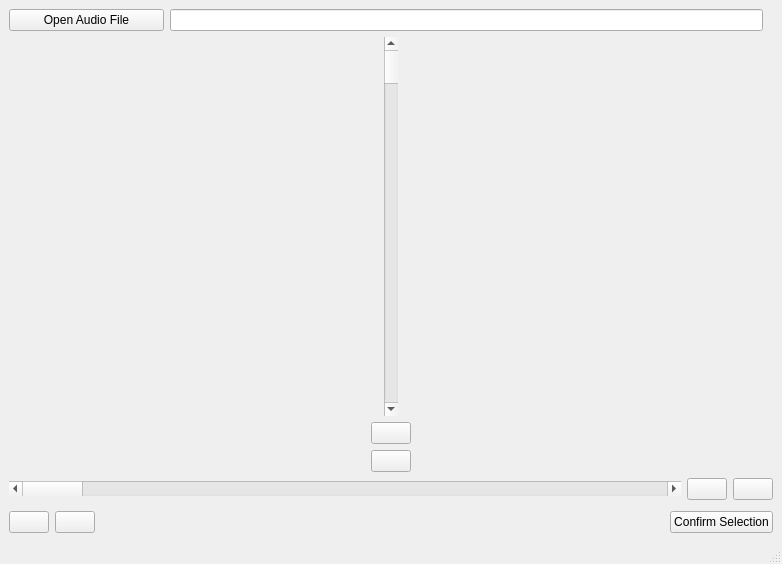
Ticopress/audioanalysis, file audioanalysis/main.ui: the form before one commit.
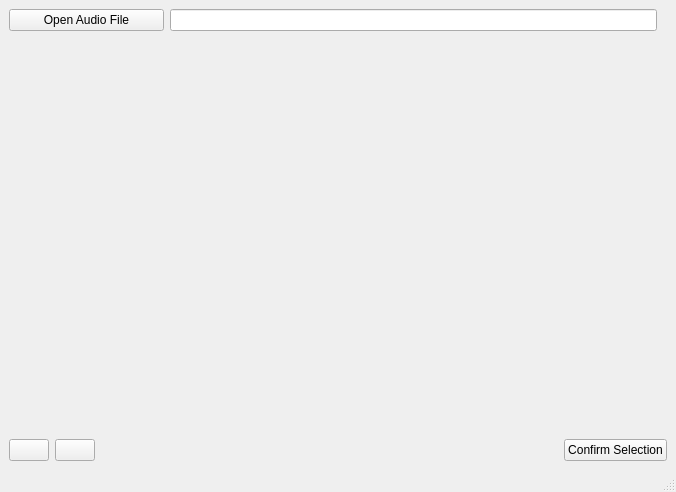
The form after the commit. Icons and pictures are not drawn.

Commit message: Remove and rename a few GUI files, namely the Qt Designer files

```diff
--- a/audioanalysis/main.ui
+++ b/audioanalysis/main.ui
@@ -6,8 +6,8 @@
    <rect>
     <x>0</x>
     <y>0</y>
-    <width>782</width>
-    <height>564</height>
+    <width>676</width>
+    <height>492</height>
    </rect>
   </property>
   <property name="sizePolicy">
@@ -80,228 +80,15 @@
        </layout>
       </item>
       <item>
-       <layout class="QVBoxLayout" name="spectr_0">
-        <item>
-         <layout class="QHBoxLayout" name="spectr_1">
-          <item>
-           <layout class="QVBoxLayout" name="spectr_y_controls">
-            <item>
-             <layout class="QHBoxLayout" name="horizontalLayout">
-              <item>
-               <spacer name="horizontalSpacer">
-                <property name="orientation">
-                 <enum>Qt::Horizontal</enum>
-                </property>
-                <property name="sizeType">
-                 <enum>QSizePolicy::Maximum</enum>
-                </property>
-                <property name="sizeHint" stdset="0">
-                 <size>
-                  <width>40</width>
-                  <height>20</height>
-                 </size>
-                </property>
-               </spacer>
-              </item>
-              <item>
-               <widget class="QScrollBar" name="spectr_vsb">
-                <property name="enabled">
-                 <bool>true</bool>
-                </property>
-                <property name="sizePolicy">
-                 <sizepolicy hsizetype="Fixed" vsizetype="Expanding">
-                  <horstretch>0</horstretch>
-                  <verstretch>0</verstretch>
-                 </sizepolicy>
-                </property>
-                <property name="baseSize">
-                 <size>
-                  <width>0</width>
-                  <height>0</height>
-                 </size>
-                </property>
-                <property name="orientation">
-                 <enum>Qt::Vertical</enum>
-                </property>
-               </widget>
-              </item>
-              <item>
-               <spacer name="horizontalSpacer_2">
-                <property name="orientation">
-                 <enum>Qt::Horizontal</enum>
-                </property>
-                <property name="sizeType">
-                 <enum>QSizePolicy::Maximum</enum>
-                </property>
-                <property name="sizeHint" stdset="0">
-                 <size>
-                  <width>40</width>
-                  <height>20</height>
-                 </size>
-                </property>
-               </spacer>
-              </item>
-             </layout>
-            </item>
-            <item>
-             <widget class="QPushButton" name="y_zoom_in">
-              <property name="sizePolicy">
-               <sizepolicy hsizetype="Fixed" vsizetype="Fixed">
-                <horstretch>0</horstretch>
-                <verstretch>0</verstretch>
-               </sizepolicy>
-              </property>
-              <property name="baseSize">
-               <size>
-                <width>0</width>
-                <height>0</height>
-               </size>
-              </property>
-              <property name="text">
-               <string/>
-              </property>
-              <property name="icon">
-               <iconset>
-                <normaloff>icons/zoom_in.png</normaloff>icons/zoom_in.png</iconset>
-              </property>
-              <property name="iconSize">
-               <size>
-                <width>16</width>
-                <height>16</height>
-               </size>
-              </property>
-             </widget>
-            </item>
-            <item>
-             <widget class="QPushButton" name="y_zoom_out">
-              <property name="sizePolicy">
-               <sizepolicy hsizetype="Fixed" vsizetype="Fixed">
-                <horstretch>0</horstretch>
-                <verstretch>0</verstretch>
-               </sizepolicy>
-              </property>
-              <property name="baseSize">
-               <size>
-                <width>0</width>
-                <height>0</height>
-               </size>
-              </property>
-              <property name="text">
-               <string/>
-              </property>
-              <property name="icon">
-               <iconset>
-                <normaloff>icons/zoom_out.png</normaloff>icons/zoom_out.png</iconset>
-              </property>
-             </widget>
-            </item>
-           </layout>
-          </item>
-         </layout>
-        </item>
-        <item>
-         <layout class="QHBoxLayout" name="spectr_x_controls">
-          <property name="sizeConstraint">
-           <enum>QLayout::SetFixedSize</enum>
-          </property>
-          <item>
-           <layout class="QVBoxLayout" name="verticalLayout">
-            <item>
-             <spacer name="verticalSpacer">
-              <property name="orientation">
-               <enum>Qt::Vertical</enum>
-              </property>
-              <property name="sizeType">
-               <enum>QSizePolicy::Maximum</enum>
-              </property>
-              <property name="sizeHint" stdset="0">
-               <size>
-                <width>20</width>
-                <height>40</height>
-               </size>
-              </property>
-             </spacer>
-            </item>
-            <item>
-             <widget class="QScrollBar" name="spectr_hsb">
-              <property name="enabled">
-               <bool>true</bool>
-              </property>
-              <property name="sizePolicy">
-               <sizepolicy hsizetype="Minimum" vsizetype="Fixed">
-                <horstretch>0</horstretch>
-                <verstretch>0</verstretch>
-               </sizepolicy>
-              </property>
-              <property name="minimumSize">
-               <size>
-                <width>0</width>
-                <height>15</height>
-               </size>
-              </property>
-              <property name="orientation">
-               <enum>Qt::Horizontal</enum>
-              </property>
-              <property name="invertedAppearance">
-               <bool>false</bool>
-              </property>
-             </widget>
-            </item>
-            <item>
-             <spacer name="verticalSpacer_2">
-              <property name="orientation">
-               <enum>Qt::Vertical</enum>
-              </property>
-              <property name="sizeType">
-               <enum>QSizePolicy::Maximum</enum>
-              </property>
-              <property name="sizeHint" stdset="0">
-               <size>
-                <width>20</width>
-                <height>40</height>
-               </size>
-              </property>
-             </spacer>
-            </item>
-           </layout>
-          </item>
-          <item>
-           <widget class="QPushButton" name="x_zoom_in">
-            <property name="sizePolicy">
-             <sizepolicy hsizetype="Fixed" vsizetype="Fixed">
-              <horstretch>0</horstretch>
-              <verstretch>0</verstretch>
-             </sizepolicy>
-            </property>
-            <property name="text">
-             <string/>
-            </property>
-            <property name="icon">
-             <iconset>
-              <normaloff>icons/zoom_in.png</normaloff>icons/zoom_in.png</iconset>
-            </property>
-           </widget>
-          </item>
-          <item>
-           <widget class="QPushButton" name="x_zoom_out">
-            <property name="sizePolicy">
-             <sizepolicy hsizetype="Fixed" vsizetype="Fixed">
-              <horstretch>0</horstretch>
-              <verstretch>0</verstretch>
-             </sizepolicy>
-            </property>
-            <property name="text">
-             <string/>
-            </property>
-            <property name="icon">
-             <iconset>
-              <normaloff>icons/zoom_out.png</normaloff>icons/zoom_out.png</iconset>
-            </property>
-           </widget>
-          </item>
-         </layout>
-        </item>
-       </layout>
+       <widget class="QWidget" name="plot_container" native="true">
+        <property name="sizePolicy">
+         <sizepolicy hsizetype="Expanding" vsizetype="Expanding">
+          <horstretch>0</horstretch>
+          <verstretch>0</verstretch>
+         </sizepolicy>
+        </property>
+        <layout class="QVBoxLayout" name="plot_vl"/>
+       </widget>
       </item>
       <item>
        <spacer name="verticalSpacer_3">
```
Left out of the diff: 2 changed lines with no effect on the pictures. The commit also changes 3 other files.
